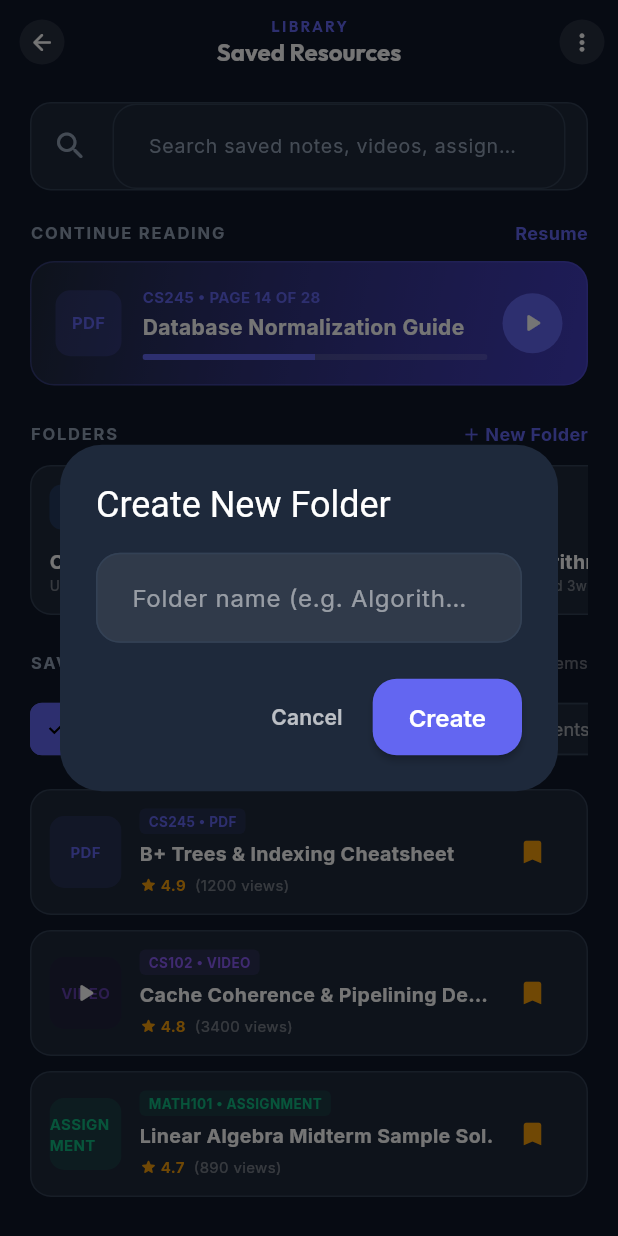
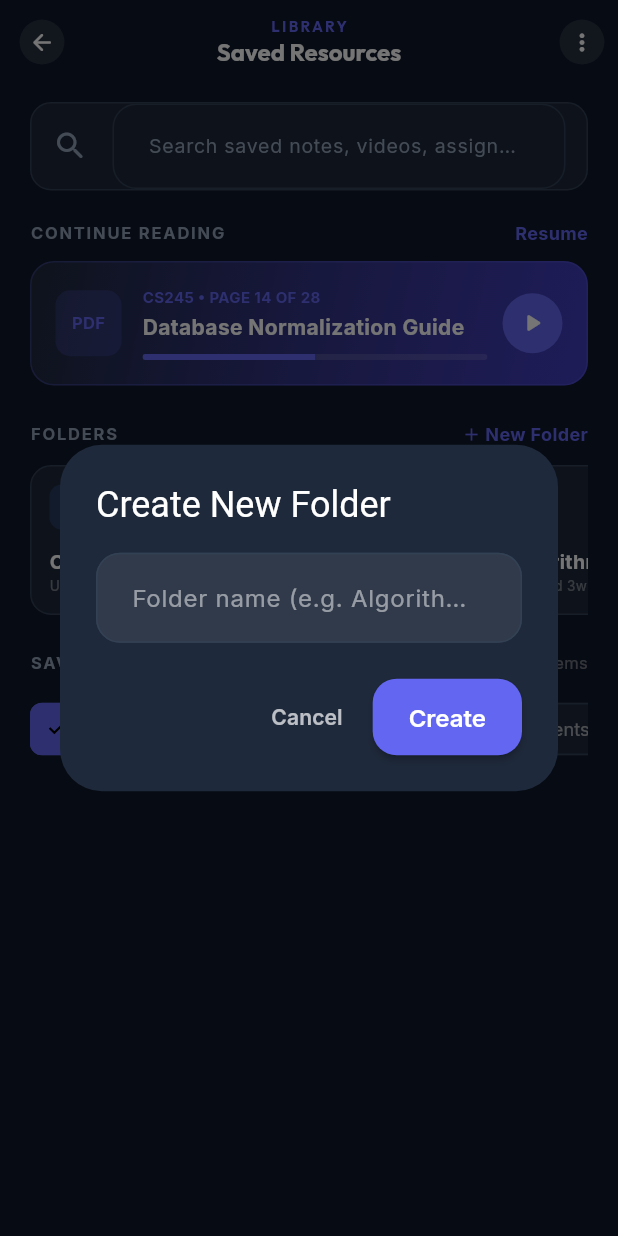
Before and after one commit to meherajmithun/EduShare, a Flutter app: the SavedResourcesScreen screen opened directly, after a tap on "New Folder", on a phone screen of 412 x 824 dp. Run offline on Flutter 3.47's test engine with Material 3 defaults, Android fonts, the phone set to English and light mode, and no system bars; our stand-ins replace chewie, file_picker, fl_chart, flutter_secure_storage, google_fonts, local_auth and 3 more; missing offline and left inert: flutter_pdfview; accounts and stored records are empty; network calls fail.

Commit message:
fix: resolve logout navigation for all roles, remove all mock/dummy data fallbacks, and gate learning stats to student role only

```diff
--- /dev/null
+++ b/lib/core/app_navigator.dart
@@ -0,0 +1,11 @@
+/// app_navigator.dart — Global navigator key for the EduShare app.
+///
+/// Keeping this in its own file avoids circular imports between
+/// main.dart (which imports auth_service) and auth_service (which
+/// needs the key for post-logout navigation).
+
+import 'package:flutter/material.dart';
+
+/// Attach this key to MaterialApp.navigatorKey.
+/// AuthService.signOut() uses it to pop the whole stack → LoginScreen.
+final GlobalKey<NavigatorState> appNavigatorKey = GlobalKey<NavigatorState>();
--- a/lib/views/admin/approvals_screen.dart
+++ b/lib/views/admin/approvals_screen.dart
@@ -83,7 +83,7 @@ class _ApprovalsScreenState extends State<ApprovalsScreen>
 
   Future<void> _previewMaterial(MaterialModel mat) async {
     if (mat.type == 'video' || mat.isCloudinaryVideo || mat.isYouTube) {
-      final dummyCourse = CourseModel(
+      final previewCourse = CourseModel(
         id: mat.courseId,
         code: mat.department,
         name: mat.title,
@@ -92,7 +92,7 @@ class _ApprovalsScreenState extends State<ApprovalsScreen>
       Navigator.of(context).push(
         MaterialPageRoute(
           builder: (_) => VideoDetailsScreen(
-            course: dummyCourse,
+            course: previewCourse,
             allCourseVideos: [mat],
             initialVideo: mat,
           ),
--- a/lib/views/bookmarks/saved_resources_screen.dart
+++ b/lib/views/bookmarks/saved_resources_screen.dart
@@ -49,7 +49,7 @@ class _SavedResourcesScreenState extends State<SavedResourcesScreen> {
 
       if (mounted) {
         setState(() {
-          _allSavedMaterials = saved.isNotEmpty ? saved : _getMockSavedMaterials();
+          _allSavedMaterials = saved;
           _filteredMaterials = _allSavedMaterials;
           _isLoading = false;
         });
@@ -57,66 +57,12 @@ class _SavedResourcesScreenState extends State<SavedResourcesScreen> {
     } catch (e) {
       if (mounted) {
         setState(() {
-          _allSavedMaterials = _getMockSavedMaterials();
-          _filteredMaterials = _allSavedMaterials;
+          _allSavedMaterials = [];
+          _filteredMaterials = [];
           _isLoading = false;
         });
       }
     }
-  }
-
-  List<MaterialModel> _getMockSavedMaterials() {
-    return [
-      MaterialModel(
-        id: 'mock1',
-        title: 'B+ Trees & Indexing Cheatsheet',
-        description: 'Comprehensive Database Indexing Guide',
-        departmentId: 'cse',
-        department: 'CSE',
-        courseId: 'cs245',
-        type: 'pdf',
-        fileUrl: 'https://www.w3.org/WAI/ER/tests/xhtml/testfiles/resources/pdf/dummy.pdf',
-        uploadedBy: 'Prof. Alan Turing',
-        contributorName: 'Prof. Alan Turing',
-        views: 1200,
-        avgRating: 4.9,
-        totalRatings: 42,
-        createdAt: DateTime.now().subtract(const Duration(days: 2)),
-      ),
-      MaterialModel(
-        id: 'mock2',
-        title: 'Cache Coherence & Pipelining Demo',
-        description: 'Computer Architecture Video Lecture',
-        departmentId: 'cse',
-        department: 'CSE',
-        courseId: 'cs102',
-        type: 'video',
-        videoLink: 'https://www.youtube.com/watch?v=dQw4w9WgXcQ',
-        videoSource: 'youtube',
-        uploadedBy: 'Prof. Ada Lovelace',
-        contributorName: 'Prof. Ada Lovelace',
-        views: 3400,
-        avgRating: 4.8,
-        totalRatings: 88,
-        createdAt: DateTime.now().subtract(const Duration(days: 5)),
-      ),
-      MaterialModel(
-        id: 'mock3',
-        title: 'Linear Algebra Midterm Sample Sol.',
-        description: 'Mathematics Assignment Solutions',
-        departmentId: 'math',
-        department: 'MATH',
-        courseId: 'math101',
-        type: 'assignment',
-        fileUrl: 'https://www.w3.org/WAI/ER/tests/xhtml/testfiles/resources/pdf/dummy.pdf',
-        uploadedBy: 'Dr. John von Neumann',
-        contributorName: 'Dr. John von Neumann',
-        views: 890,
-        avgRating: 4.7,
-        totalRatings: 29,
-        createdAt: DateTime.now().subtract(const Duration(days: 10)),
-      ),
-    ];
   }
 
   void _filterResources(String query) {
```
Also changed, not shown: lib/core/services/auth_service.dart (+17 -1 lines), lib/main.dart (+6 -2 lines), lib/views/course/course_details_screen.dart (+18 -113 lines), lib/views/profile/profile_screen.dart (+9 -4 lines).
